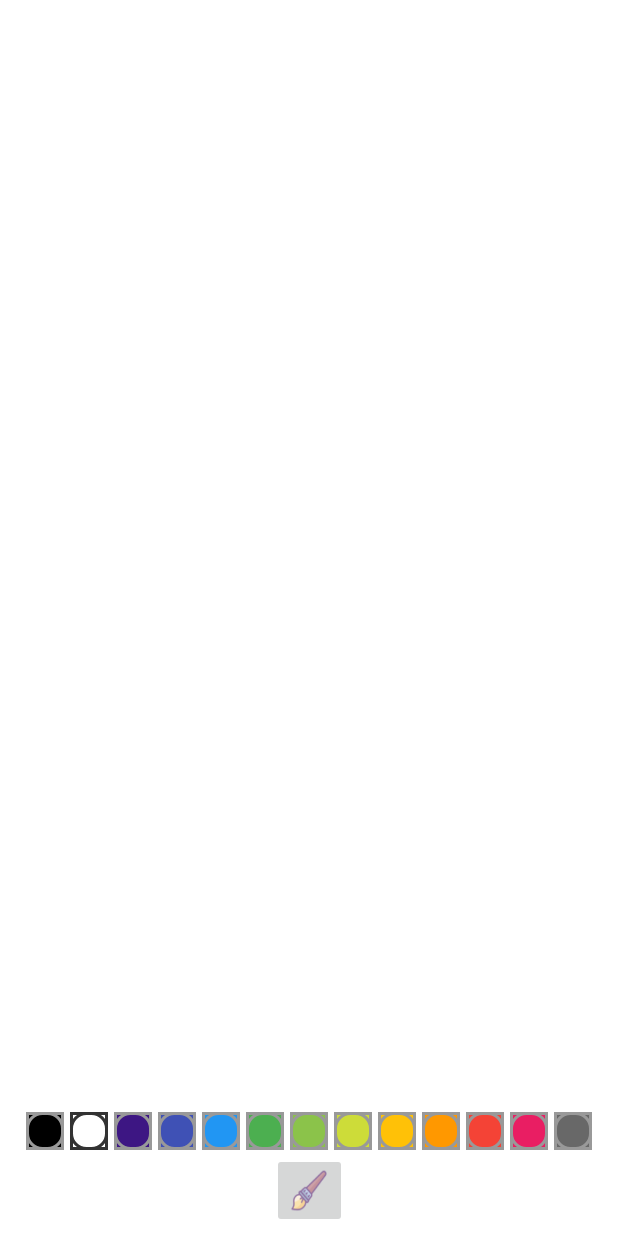
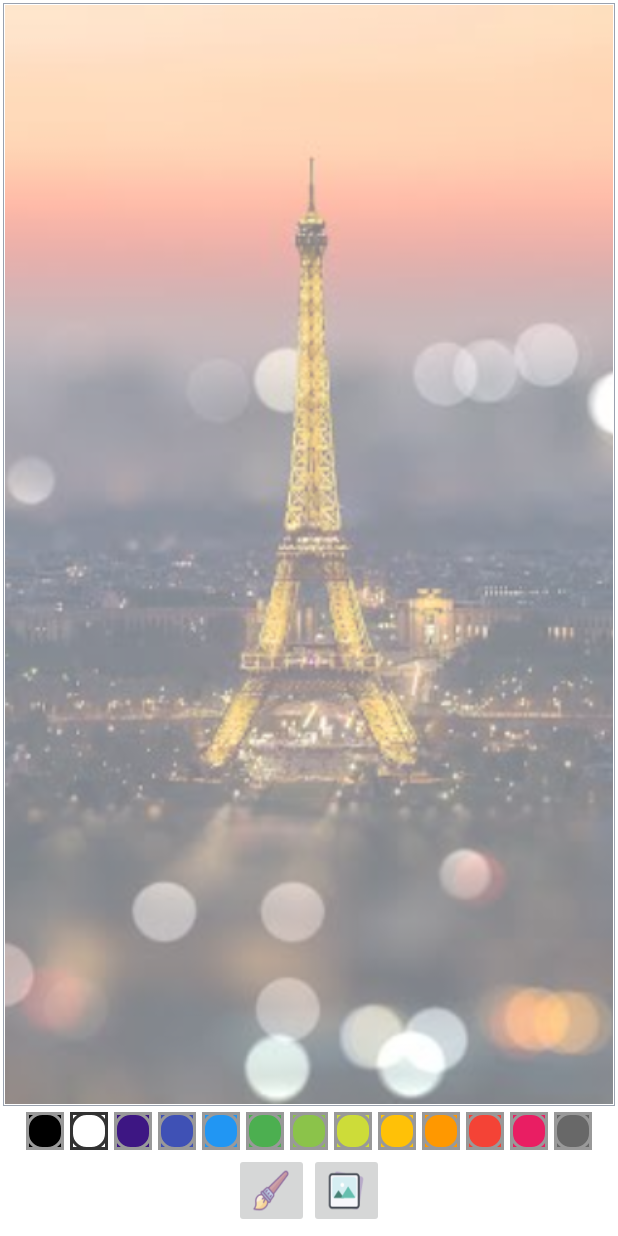
Before and after one commit to arthacker8209/drawing_app_for_kids, an Android app: the screen it shows after launch (MainActivity), on a phone screen of 412 x 824 dp. Run offline under Robolectric (Android 15) with nearby library versions, the phone set to English and light mode, and no system bars.

Commit message:
Gallery Permission

```diff
--- a/app/src/main/AndroidManifest.xml
+++ b/app/src/main/AndroidManifest.xml
@@ -2,6 +2,10 @@
 <manifest xmlns:android="http://schemas.android.com/apk/res/android"
     package="com.arthacker.drawingappforkids">
 
+
+    <uses-permission android:name="android.permission.CAMERA"> </uses-permission>
+    <uses-permission android:name="android.permission.READ_EXTERNAL_STORAGE"> </uses-permission>
+    <uses-permission android:name="android.permission.WRITE_EXTERNAL_STORAGE"> </uses-permission>
     <application
         android:allowBackup="true"
         android:icon="@mipmap/ic_launcher"
--- a/app/src/main/java/com/arthacker/drawingappforkids/MainActivity.kt
+++ b/app/src/main/java/com/arthacker/drawingappforkids/MainActivity.kt
@@ -1,18 +1,25 @@
 package com.arthacker.drawingappforkids
 
 
+import android.Manifest.permission.WRITE_EXTERNAL_STORAGE
 import android.annotation.SuppressLint
+import android.app.Activity
 import android.app.Dialog
+import android.content.pm.PackageManager
 import android.graphics.Color
 import android.media.Image
 import androidx.appcompat.app.AppCompatActivity
 import android.os.Bundle
 import android.view.View
 import android.widget.ImageButton
+import android.widget.Toast
+import androidx.core.app.ActivityCompat
 import androidx.core.content.ContextCompat
 import androidx.core.view.get
 import com.arthacker.drawingappforkids.databinding.ActivityMainBinding
+import com.google.android.material.snackbar.Snackbar
 import kotlinx.android.synthetic.main.dialog_brush_size.*
+import java.util.jar.Manifest
 
 class MainActivity : AppCompatActivity() {
     private lateinit var binding:ActivityMainBinding
@@ -55,6 +62,15 @@ class MainActivity : AppCompatActivity() {
         })
         brushDialog.show()
 
+        binding.chooseImage.setOnClickListener {
+            if (isReadStorageAllowed()){
+
+            }
+
+            else{
+                requestStoragePermission()
+            }
+        }
 
     }
 
@@ -75,77 +91,49 @@ class MainActivity : AppCompatActivity() {
         }
     }
 
-/*    @SuppressLint("CutPasteId")
-    private fun brushSizeDialog(){
-        val brushDialog = Dialog(this)
-        brushDialog.setContentView(R.layout.dialog_brush_size)
-        brushDialog.setTitle("Brush Size :")
 
-        val layout = findViewById<ConstraintLayout>(R.id.layout)
-        val small = layout?.findViewById<ImageButton>(R.id.ib_small_brush)
-        val medium = layout?.findViewById<ImageButton>(R.id.ib_medium_brush)
-        val large = layout?.findViewById<ImageButton>(R.id.ib_medium_brush)
+    private fun requestStoragePermission(){
+        if (ActivityCompat.shouldShowRequestPermissionRationale(this,  arrayOf( android.Manifest.permission.READ_EXTERNAL_STORAGE,
+          android.Manifest.permission.WRITE_EXTERNAL_STORAGE  ).toString())){
+            Toast.makeText(this, "Need Permission", Toast.LENGTH_SHORT).show()
+        }
+
+        ActivityCompat.requestPermissions(this, arrayOf( android.Manifest.permission.READ_EXTERNAL_STORAGE,
+            android.Manifest.permission.WRITE_EXTERNAL_STORAGE  ), STORAGE_PERMISSION_CODE)
+    }
 
 
+    override fun onRequestPermissionsResult(
+        requestCode: Int,
+        permissions: Array<out String>,
+        grantResults: IntArray
+    ) {
+        super.onRequestPermissionsResult(requestCode, permissions, grantResults)
 
-        small?.setOnClickListener {
-            binding.canvas.setSizeForBrush(10.toFloat())
-            brushDialog.dismiss()
+        if (requestCode== STORAGE_PERMISSION_CODE){
+            if(grantResults.isNotEmpty() && grantResults[0]==PackageManager.PERMISSION_GRANTED){
+                Snackbar.make(binding.root, "Permission Granted", Snackbar.LENGTH_SHORT).show()
+            }
+            else{
+                Snackbar.make(binding.root, "You Denied Permission", Snackbar.LENGTH_SHORT).show()
+            }
         }
-        medium?.setOnClickListener {
-            binding.canvas.setSizeForBrush(20.toFloat())
-            brushDialog.dismiss()
-        }
-        large?.setOnClickListener {
-            binding.canvas.setSizeForBrush(30.toFloat())
-            brushDialog.dismiss()
-        }
-        brushDialog.show()*/
+
+    }
+
+
+    private fun isReadStorageAllowed():Boolean{
+        val result = ContextCompat.checkSelfPermission(this,android.Manifest.permission.READ_EXTERNAL_STORAGE)
+        return result== PackageManager.PERMISSION_GRANTED
+    }
+
+    companion object{
+        private const val STORAGE_PERMISSION_CODE=111
+
     }
 
 
 
 
-/*
-import android.app.Dialog
-import android.os.Bundle
-import android.view.View
-import android.widget.ImageButton
-import androidx.appcompat.app.AppCompatActivity
-import androidx.core.content.ContextCompat
-import androidx.core.view.get
-import com.arthacker.drawingappforkids.databinding.ActivityMainBinding
-import kotlinx.android.synthetic.main.activity_main.*
-import kotlinx.android.synthetic.main.dialog_brush_size.*
 
-class MainActivity : AppCompatActivity() {
-
-    private lateinit var binding: ActivityMainBinding
-    private var mImageButtonCurrentPaint: ImageButton? =
-        null
-
-    override fun onCreate(savedInstanceState: Bundle?) {
-        super.onCreate(savedInstanceState)
-        setContentView(R.layout.activity_main)
-
-        drawing_view.setSizeForBrush(20.toFloat()) // Setting the default brush size to drawing view.
-
-
-        mImageButtonCurrentPaint = ll_paint_colors[1] as ImageButton
-        mImageButtonCurrentPaint!!.setImageDrawable(
-            ContextCompat.getDrawable(
-                this,
-                R.drawable.pallet_pressed
-            )
-        )
-        //END
-
-        ib_brush.setOnClickListener {
-            showBrushSizeChooserDialog()
-        }
     }
-
-
-
-}
-*/
--- /dev/null
+++ b/app/src/main/res/drawable/background_drawing_view_layout.xml
@@ -0,0 +1,10 @@
+<?xml version="1.0" encoding="utf-8"?>
+<shape xmlns:android="http://schemas.android.com/apk/res/android"
+    android:shape="rectangle">
+
+    <solid android:color="#FFFFFF" />
+
+    <stroke
+        android:width="0.5dp"
+        android:color="#9AA2AF" />
+</shape>
--- a/app/src/main/res/layout/activity_main.xml
+++ b/app/src/main/res/layout/activity_main.xml
@@ -6,18 +6,47 @@
     android:layout_height="match_parent"
     tools:context=".MainActivity">
 
-    <com.arthacker.drawingappforkids.DrawingView
-        android:id="@+id/canvas"
+
+    <FrameLayout
+        android:id="@+id/frame_layout"
         android:layout_width="0dp"
         android:layout_height="0dp"
         android:layout_margin="2dp"
-        android:layout_marginBottom="80dp"
+        android:padding="1dp"
+        android:background="@drawable/background_drawing_view_layout"
         app:layout_constraintTop_toTopOf="parent"
         app:layout_constraintEnd_toEndOf="parent"
         app:layout_constraintStart_toStartOf="parent"
-        app:layout_constraintBottom_toTopOf="@id/ll_paint_colors">
+        app:layout_constraintBottom_toTopOf="@id/ll_paint_colors"
+        >
 
-    </com.arthacker.drawingappforkids.DrawingView>
+        <ImageView
+
+            android:id="@+id/bg_image"
+            android:src="@drawable/image"
+            android:layout_width="match_parent"
+            android:contentDescription="@string/bg_image"
+            android:layout_height="match_parent"
+            android:scaleType="centerCrop"
+
+            >
+
+
+        </ImageView>
+
+        <com.arthacker.drawingappforkids.DrawingView
+            android:id="@+id/canvas"
+            android:layout_width="match_parent"
+            android:layout_height="match_parent"
+            android:background="#80FFFFFF"
+
+            >
+
+        </com.arthacker.drawingappforkids.DrawingView>
+
+    </FrameLayout>
+
+
 
 
 
@@ -26,9 +55,9 @@
         android:layout_width="wrap_content"
         app:layout_constraintRight_toRightOf="parent"
         app:layout_constraintLeft_toLeftOf="parent"
-        app:layout_constraintBottom_toTopOf="@id/ib_brush"
+        app:layout_constraintBottom_toTopOf="@id/action_buttons"
         android:id="@+id/ll_paint_colors"
-        app:layout_constraintTop_toBottomOf="@id/canvas"
+        app:layout_constraintTop_toBottomOf="@id/frame_layout"
         android:orientation="horizontal">
 
     <ImageButton
@@ -165,14 +194,40 @@
 
 </LinearLayout>
 
-    <ImageButton android:layout_height="50dp"
-        android:layout_width="50dp"
+
+    <LinearLayout
+        android:id="@+id/action_buttons"
+        android:orientation="horizontal"
+        android:layout_width="match_parent"
+        android:layout_height="wrap_content"
+        android:gravity="center"
+
         app:layout_constraintRight_toRightOf="parent"
         app:layout_constraintLeft_toLeftOf="parent"
         android:layout_margin="5dp"
-        android:id="@+id/ib_brush"
-        android:src="@drawable/ic_brush"
-        android:contentDescription="@string/image"
         app:layout_constraintBottom_toBottomOf="parent"
-        android:scaleType="fitXY"/>
+
+        >
+
+        <ImageButton android:layout_height="50dp"
+            android:layout_width="50dp"
+            android:id="@+id/ib_brush"
+            android:src="@drawable/ic_brush"
+            android:contentDescription="@string/image"
+            android:scaleType="fitXY"/>
+
+        <ImageButton android:layout_height="50dp"
+            android:layout_width="50dp"
+            android:id="@+id/choose_image"
+            android:src="@drawable/ic_gallery"
+            android:contentDescription="@string/image"
+            android:scaleType="fitXY"/>
+
+    </LinearLayout>
+
+
+
+
+
+
 </androidx.constraintlayout.widget.ConstraintLayout>
--- a/app/src/main/res/values/strings.xml
+++ b/app/src/main/res/values/strings.xml
@@ -1,4 +1,5 @@
 <resources>
     <string name="app_name">Drawing App for kids</string>
     <string name="image">image</string>
+    <string name="bg_image">bg image</string>
 </resources>
```
Also changed, not shown: app/src/main/res/drawable/ic_gallery.png (added), app/src/main/res/drawable/image.jpg (added).
